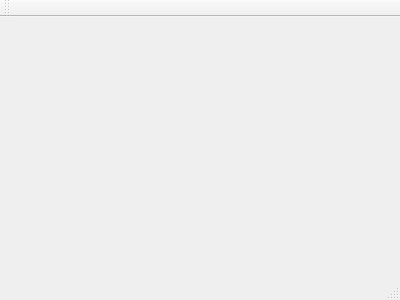
This is kalkulacka.ui in KingisCZE/Kalkulacka as Qt 5 draws it before an edit. The edited form follows.
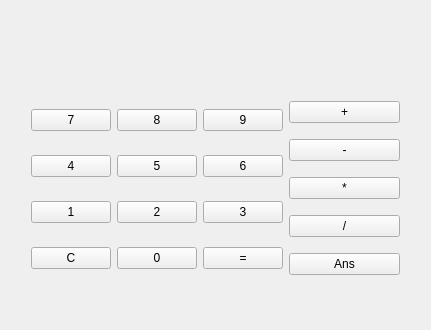
This is the edited form. Icons and pictures are not drawn.

```diff
--- a/kalkulacka.ui
+++ b/kalkulacka.ui
@@ -1,24 +1,186 @@
 <ui version="4.0">
  <class>Kalkulacka</class>
- <widget class="QMainWindow" name="Kalkulacka" >
-  <property name="geometry" >
+ <widget class="QMainWindow" name="Kalkulacka">
+  <property name="geometry">
    <rect>
     <x>0</x>
     <y>0</y>
-    <width>400</width>
-    <height>300</height>
+    <width>431</width>
+    <height>330</height>
    </rect>
   </property>
   <property name="windowTitle" >
    <string>Kalkulacka</string>
   </property>
-  <widget class="QMenuBar" name="menuBar" />
-  <widget class="QToolBar" name="mainToolBar" />
-  <widget class="QWidget" name="centralWidget" />
-  <widget class="QStatusBar" name="statusBar" />
+  <property name="windowIcon">
+   <iconset>
+    <normaloff>../../../icon.svg</normaloff>../../../icon.svg</iconset>
+  </property>
+  <widget class="QWidget" name="centralWidget">
+   <widget class="QLabel" name="vystup">
+    <property name="geometry">
+     <rect>
+      <x>10</x>
+      <y>30</y>
+      <width>411</width>
+      <height>31</height>
+     </rect>
+    </property>
+    <property name="font">
+     <font>
+      <pointsize>20</pointsize>
+      <weight>75</weight>
+      <bold>true</bold>
+     </font>
+    </property>
+    <property name="text">
+     <string/>
+    </property>
+   </widget>
+   <widget class="QWidget" name="layoutWidget">
+    <property name="geometry">
+     <rect>
+      <x>20</x>
+      <y>80</y>
+      <width>391</width>
+      <height>221</height>
+     </rect>
+    </property>
+    <layout class="QHBoxLayout" name="horizontalLayout">
+     <item>
+      <layout class="QGridLayout" name="gridLayout">
+       <item row="4" column="1">
+        <widget class="QPushButton" name="pushButton_2">
+         <property name="text">
+          <string>2</string>
+         </property>
+        </widget>
+       </item>
+       <item row="2" column="1">
+        <widget class="QPushButton" name="pushButton_5">
+         <property name="text">
+          <string>5</string>
+         </property>
+        </widget>
+       </item>
+       <item row="5" column="2">
+        <widget class="QPushButton" name="pushButton_12">
+         <property name="text">
+          <string>=</string>
+         </property>
+        </widget>
+       </item>
+       <item row="5" column="0">
+        <widget class="QPushButton" name="pushButton_10">
+         <property name="text">
+          <string>C</string>
+         </property>
+        </widget>
+       </item>
+       <item row="2" column="2">
+        <widget class="QPushButton" name="pushButton_6">
+         <property name="text">
+          <string>6</string>
+         </property>
+        </widget>
+       </item>
+       <item row="5" column="1">
+        <widget class="QPushButton" name="pushButton_11">
+         <property name="text">
+          <string>0</string>
+         </property>
+        </widget>
+       </item>
+       <item row="4" column="2">
+        <widget class="QPushButton" name="pushButton_3">
+         <property name="text">
+          <string>3</string>
+         </property>
+        </widget>
+       </item>
+       <item row="4" column="0">
+        <widget class="QPushButton" name="pushButton_1">
+         <property name="text">
+          <string>1</string>
+         </property>
+        </widget>
+       </item>
+       <item row="2" column="0">
+        <widget class="QPushButton" name="pushButton_4">
+         <property name="text">
+          <string>4</string>
+         </property>
+        </widget>
+       </item>
+       <item row="1" column="0">
+        <widget class="QPushButton" name="pushButton_7">
+         <property name="text">
+          <string>7</string>
+         </property>
+        </widget>
+       </item>
+       <item row="1" column="1">
+        <widget class="QPushButton" name="pushButton_8">
+         <property name="text">
+          <string>8</string>
+         </property>
+        </widget>
+       </item>
+       <item row="1" column="2">
+        <widget class="QPushButton" name="pushButton_9">
+         <property name="text">
+          <string>9</string>
+         </property>
+        </widget>
+       </item>
+      </layout>
+     </item>
+     <item>
+      <layout class="QGridLayout" name="gridLayout_2">
+       <item row="1" column="0">
+        <widget class="QPushButton" name="pushButton_13">
+         <property name="text">
+          <string>-</string>
+         </property>
+        </widget>
+       </item>
+       <item row="0" column="0">
+        <widget class="QPushButton" name="pushButton">
+         <property name="text">
+          <string>+</string>
+         </property>
+        </widget>
+       </item>
+       <item row="2" column="0">
+        <widget class="QPushButton" name="pushButton_14">
+         <property name="text">
+          <string>*</string>
+         </property>
+        </widget>
+       </item>
+       <item row="3" column="0">
+        <widget class="QPushButton" name="pushButton_15">
+         <property name="text">
+          <string>/</string>
+         </property>
+        </widget>
+       </item>
+       <item row="4" column="0">
+        <widget class="QPushButton" name="pushButton_16">
+         <property name="text">
+          <string>Ans</string>
+         </property>
+        </widget>
+       </item>
+      </layout>
+     </item>
+    </layout>
+   </widget>
+   <zorder>layoutWidget</zorder>
+   <zorder>vystup</zorder>
+  </widget>
  </widget>
- <layoutDefault spacing="6" margin="11" />
- <pixmapfunction></pixmapfunction>
+ <layoutdefault spacing="6" margin="11"/>
  <resources/>
  <connections/>
 </ui>
```
Left out of the diff: 5 changed lines with no effect on the pictures.
